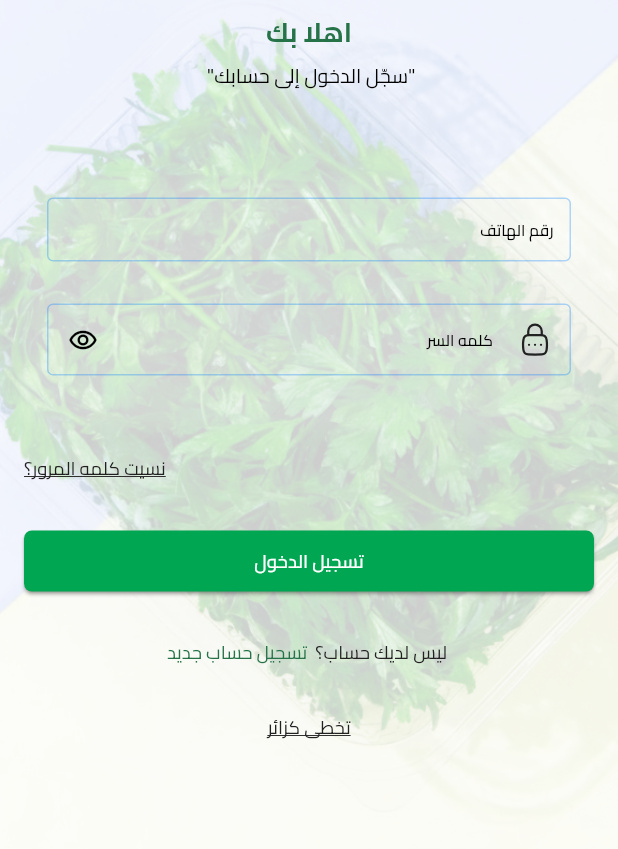
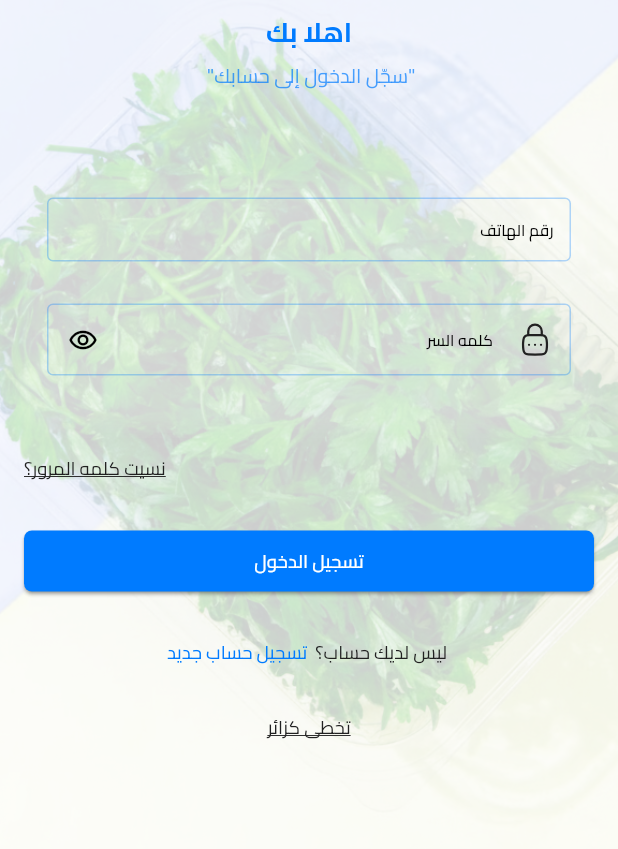
Before and after one commit to AbdelmoneamIsmael/Masarat-Alnahdha, a Flutter app: the screen it shows after launch, scrolled down 61 dp, on a phone screen of 412 x 824 dp, the part 387-1236 px from its top. Run offline on Flutter 3.47's test engine with Material 3 defaults, Android fonts, the phone set to English and light mode, and no system bars; our stand-ins replace animate_do, bloc, cached_network_image, card_swiper, carousel_slider, delightful_toast and 21 more; missing offline and left inert: flutter_debouncer, liquid_glass_renderer.

Commit message:
edit theme

```diff
--- a/lib/core/themes/colors/colors.dart
+++ b/lib/core/themes/colors/colors.dart
@@ -20,26 +20,28 @@ import 'package:flutter/material.dart';
 // }
 abstract class LightColors {
   static Color backgroundColor = const Color(
-    0xFFF5F5F5,//0xFFffffff
-    );
-  static Color secondBackgroundColor = const Color(0xFFFfffff);
+    0xFFF5F5F5, //0xFFffffff
+  );
+  static Color secondBackgroundColor = const Color(
+    0xFF00BFA5, // 0xFFFfffff
+  );
   static const Color forGroundColor = Color(
     0xFFFFFFFF,
   ); // White foreground for cards and containers
   static const Color textColor = Color(
-   0xFF212121// 0xFF353055,
+    0xFF212121, // 0xFF353055,
   ); // Dark grey for primary text
   static const Color text2Color = Color(
     0xFF666666,
   ); // Lighter grey for secondary text
   static const Color primaryColor = Color(
-     0xFF007BFF ,//0xFF267349,
+    0xFF007BFF, //0xFF267349,
   ); // Green from buttons and accents
   static const Color buttonColor = Color(
     0xFF00A651,
   ); // Green for primary buttons
   static const Color secondButtonColor = Color(
-    0xFF00BFA5,//0xFFB8D0FE,
+    0xFF00BFA5, //0xFFB8D0FE,
   ); // White for secondary buttons
   static const Color containerColor = Color(
     0xFFFFFFFF,
--- a/lib/core/themes/theme/custom_theme.dart
+++ b/lib/core/themes/theme/custom_theme.dart
@@ -17,9 +17,9 @@ ThemeData lightTheme = ThemeData(
     secondary: LightColors.secondButtonColor,
     shadow: LightColors.text2Color,
     error: LightColors.redColor,
-    surface: LightColors.greenColor,
+    surface:LightColors.primaryColor , // LightColors.greenColor,
     onPrimary: LightColors.offWhite,
-    onSecondary: LightColors.greenColor,
+    onSecondary: LightColors.secondBackgroundColor,
     inversePrimary: LightColors.blueColor,
   ),
   textTheme: const TextTheme(
@@ -54,10 +54,10 @@ ThemeData lightTheme = ThemeData(
   ),
   elevatedButtonTheme: ElevatedButtonThemeData(
     style: ElevatedButton.styleFrom(
-      backgroundColor: LightColors.buttonColor,
+      backgroundColor: LightColors.primaryColor,
       shape: RoundedRectangleBorder(
         borderRadius: BorderRadius.circular(16.r),
-        side: const BorderSide(color: LightColors.buttonColor),
+        side: const BorderSide(color: LightColors.primaryColor),
       ),
       textStyle: TextStyle(
         fontFamily: kFontFamily,
--- a/lib/core/widgets/custom_titled_logo.dart
+++ b/lib/core/widgets/custom_titled_logo.dart
@@ -68,7 +68,12 @@ class CustomTitledLogo extends StatelessWidget {
           ),
         ),
         8.verticalSpace,
-        Text(subtitle, style: TextStyles.font15BlackRegular),
+        Text(
+          subtitle,
+          style: TextStyles.font15BlackRegular.copyWith(
+            color: Theme.of(context).colorScheme.surface.withValues(alpha: 0.7),
+          ),
+        ),
       ],
     );
   }
--- a/lib/core/widgets/product_widget_view.dart
+++ b/lib/core/widgets/product_widget_view.dart
@@ -173,7 +173,7 @@ class _AddToCartShip extends StatelessWidget {
     return Container(
       padding: EdgeInsets.symmetric(horizontal: 8, vertical: 8),
       decoration: BoxDecoration(
-        color: Colors.green.withValues(alpha: 0.92),
+        color: Theme.of(context).colorScheme.surface.withValues(alpha: 0.92),
         borderRadius: BorderRadius.circular(24),
         boxShadow: [
           BoxShadow(
@@ -204,7 +204,9 @@ class _FavoriteButton extends StatelessWidget {
       width: 32,
       height: 32,
       decoration: BoxDecoration(
-        color: isActive ? Colors.red : Colors.green.withValues(alpha: 0.92),
+        color: isActive
+            ? Colors.red
+            : Theme.of(context).colorScheme.surface.withValues(alpha: 0.92),
         shape: BoxShape.circle,
         boxShadow: [
           BoxShadow(
--- a/lib/features/category_full_info/presentation/pages/category_full_info_screen.dart
+++ b/lib/features/category_full_info/presentation/pages/category_full_info_screen.dart
@@ -270,7 +270,7 @@ class LinearButton extends StatelessWidget {
         decoration: BoxDecoration(
           borderRadius: BorderRadius.circular(12),
           gradient: const LinearGradient(
-            colors: [Color(0xff267349), Color(0xff5CAB4A)],
+            colors: [Color(0xff003d7f), Color(0xff007bff)],
             begin: Alignment.topLeft,
             end: Alignment.bottomRight,
           ),
--- a/lib/features/help/presentation/widgets/help_page_item.dart
+++ b/lib/features/help/presentation/widgets/help_page_item.dart
@@ -20,7 +20,7 @@ class HelpPageItem extends StatelessWidget {
         ),
         children: [
           Container(
-            color: Colors.green.withValues(alpha: 0.8),
+            color: Theme.of(context).colorScheme.surface.withValues(alpha: 0.8),
             child: ListTile(
               onTap: () => {},
               title: Text(
--- a/lib/features/layout/presentation/page/layout.dart
+++ b/lib/features/layout/presentation/page/layout.dart
@@ -23,11 +23,12 @@ class LayoutView extends StatelessWidget {
         final LayoutCubit layoutCubit = BlocProvider.of<LayoutCubit>(context);
         return ScreenWrapper(
           floatingActionButton: FloatingActionButton(
+            backgroundColor: Theme.of(context).primaryColor,
             clipBehavior: Clip.antiAlias,
             onPressed: () {
               GoRouter.of(context).push(PagesKeys.chatPage);
             },
-            child: Image.asset('assets/images/chatboot.jpeg'),
+            child: Image.asset('assets/images/chatBoot.png'),
           ),
           key: layoutCubit.scaffoldKey,
           drawer: CustomDrawer(),
--- a/lib/gen/assets.gen.dart
+++ b/lib/gen/assets.gen.dart
@@ -372,9 +372,9 @@ class $AssetsImagesGen {
   AssetGenImage get callender =>
       const AssetGenImage('assets/images/callender.png');
 
-  /// File path: assets/images/chatboot.jpeg
+  /// File path: assets/images/chatBoot.jpg
   AssetGenImage get chatboot =>
-      const AssetGenImage('assets/images/chatboot.jpeg');
+      const AssetGenImage('assets/images/chatBoot.png');
 
   /// File path: assets/images/clock.png
   AssetGenImage get clock => const AssetGenImage('assets/images/clock.png');
--- a/lib/main.dart
+++ b/lib/main.dart
@@ -2,10 +2,8 @@
 import 'masarat_elnahda.dart';
 import 'package:flutter/material.dart';
 import 'package:flutter_bloc/flutter_bloc.dart';
-import '../../../core/const/app_const.dart';
 import '../../../core/di/dependency_injection.dart';
 import '../../../core/helper/bloc_observer.dart';
-import '../../../core/models/user_model/user_model.dart';
 import '../../../core/utills/cache_helper.dart';
 // import '../../../firebase_options.dart';
 // import 'package:hive_flutter/adapters.dart';
```
Also changed, not shown: assets/images/chatBoot.png (added).
